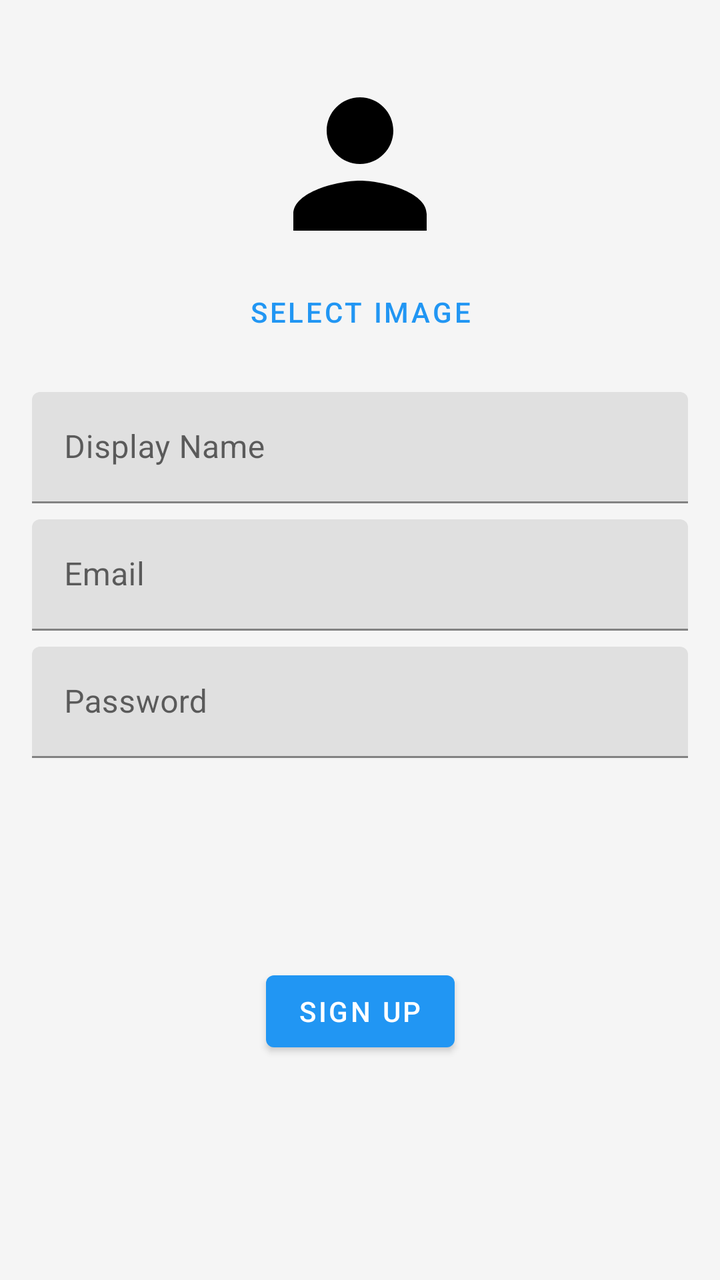
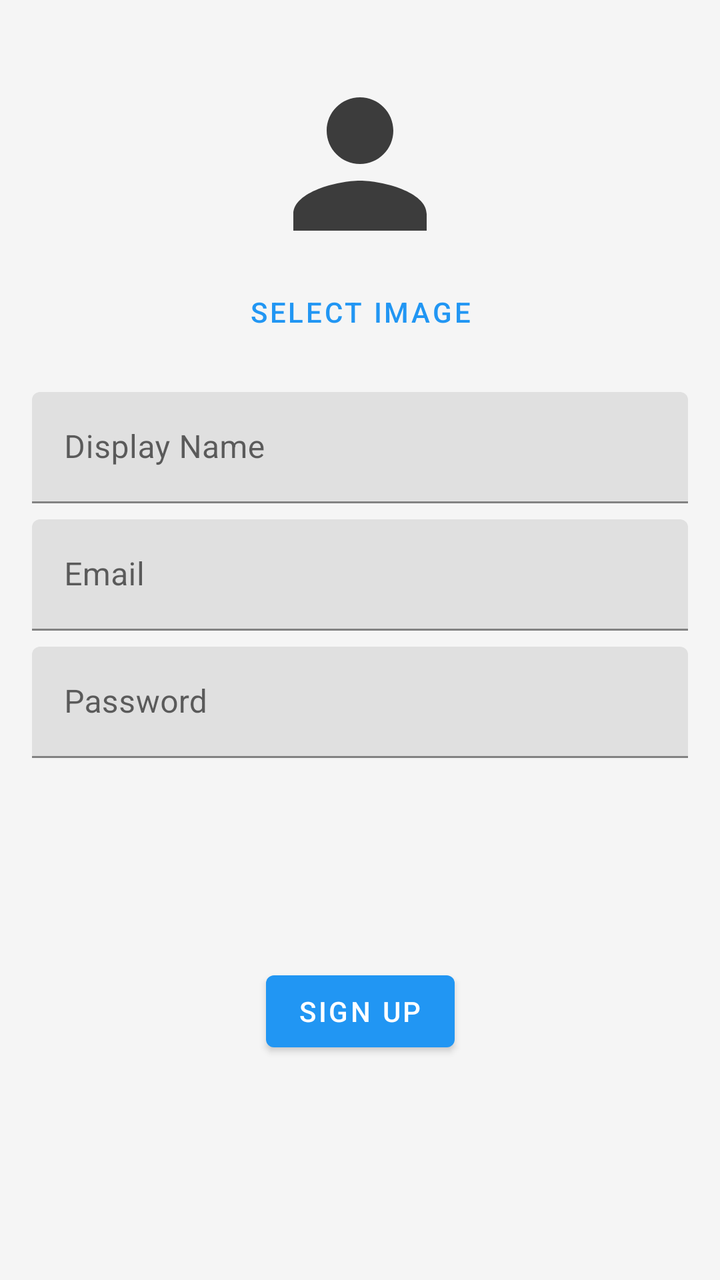

Compare the two renders of this Android layout. The source of the first and the diff that turns it into the second are given below.
<!-- AndroidManifest.xml: application theme Theme.Boggle -->
<!-- res/layout/fragment_sign_up.xml -->
<?xml version="1.0" encoding="utf-8"?>
<androidx.constraintlayout.widget.ConstraintLayout xmlns:android="http://schemas.android.com/apk/res/android"
    xmlns:app="http://schemas.android.com/apk/res-auto"
    xmlns:tools="http://schemas.android.com/tools"
    android:layout_width="match_parent"
    android:layout_height="wrap_content"
    android:padding="16dp"
    tools:context=".ui.mainmenu.SignUpFragment">

    <ImageView
        android:id="@+id/IVProfileImage"
        android:layout_width="100dp"
        android:layout_height="100dp"
        android:layout_marginTop="16dp"
        android:src="@drawable/ic_person"
        android:contentDescription="Profile Image"
        app:layout_constraintEnd_toEndOf="parent"
        app:layout_constraintStart_toStartOf="parent"
        app:layout_constraintTop_toTopOf="parent" />

    <Button
        android:id="@+id/btnSelectImage"
        style="@style/Widget.MaterialComponents.Button.TextButton"
        android:layout_width="wrap_content"
        android:layout_height="wrap_content"
        android:text="Select Image"
        app:layout_constraintEnd_toEndOf="@+id/IVProfileImage"
        app:layout_constraintStart_toStartOf="@+id/IVProfileImage"
        app:layout_constraintTop_toBottomOf="@+id/IVProfileImage" />

    <com.google.android.material.textfield.TextInputLayout
        android:id="@+id/TILDisplayName"
        android:layout_width="0dp"
        android:layout_height="wrap_content"
        android:layout_marginTop="16dp"
        app:layout_constraintEnd_toEndOf="parent"
        app:layout_constraintStart_toStartOf="parent"
        app:layout_constraintTop_toBottomOf="@+id/btnSelectImage">

        <com.google.android.material.textfield.TextInputEditText
            android:id="@+id/ETDisplayName"
            android:layout_width="match_parent"
            android:layout_height="wrap_content"
            android:hint="@string/prompt_display_name"
            android:inputType="textPersonName" />
    </com.google.android.material.textfield.TextInputLayout>

    <com.google.android.material.textfield.TextInputLayout
        android:id="@+id/TILEmail"
        android:layout_width="0dp"
        android:layout_height="wrap_content"
        android:layout_marginTop="8dp"
        app:layout_constraintEnd_toEndOf="parent"
        app:layout_constraintStart_toStartOf="parent"
        app:layout_constraintTop_toBottomOf="@+id/TILDisplayName">

        <com.google.android.material.textfield.TextInputEditText
            android:id="@+id/ETEmail"
            android:layout_width="match_parent"
            android:layout_height="wrap_content"
            android:hint="@string/prompt_email"
            android:inputType="textEmailAddress" />
    </com.google.android.material.textfield.TextInputLayout>

    <com.google.android.material.textfield.TextInputLayout
        android:id="@+id/TILPassword"
        android:layout_width="0dp"
        android:layout_height="wrap_content"
        android:layout_marginTop="8dp"
        app:layout_constraintEnd_toEndOf="parent"
        app:layout_constraintStart_toStartOf="parent"
        app:layout_constraintTop_toBottomOf="@+id/TILEmail">

        <com.google.android.material.textfield.TextInputEditText
            android:id="@+id/ETPassword"
            android:layout_width="match_parent"
            android:layout_height="wrap_content"
            android:hint="@string/prompt_password"
            android:inputType="textPassword" />
    </com.google.android.material.textfield.TextInputLayout>

    <Button
        android:id="@+id/signup_button"
        android:layout_width="wrap_content"
        android:layout_height="wrap_content"
        android:layout_marginTop="24dp"
        android:layout_marginBottom="16dp"
        android:text="@string/sign_up"
        app:layout_constraintBottom_toBottomOf="parent"
        app:layout_constraintEnd_toEndOf="parent"
        app:layout_constraintStart_toStartOf="parent"
        app:layout_constraintTop_toBottomOf="@+id/TILPassword" />

</androidx.constraintlayout.widget.ConstraintLayout>
<!-- resources referenced by this layout -->
<resources>
  <!-- drawable ic_person (drawable) -->
  <vector xmlns:android="http://schemas.android.com/apk/res/android" android:height="24dp" android:tint="#000000" android:viewportHeight="24" android:viewportWidth="24" android:width="24dp">
        
      <path android:fillColor="@android:color/white"
          android:pathData="M12,12c2.21,0 4,-1.79 4,-4s-1.79,-4 -4,-4 -4,1.79 -4,4 1.79,4 4,4zM12,14c-2.67,0 -8,1.34 -8,4v2h16v-2c0,-2.66 -5.33,-4 -8,-4z"/>
      
  </vector>
  <string name="prompt_display_name">Display Name</string>
  <string name="prompt_email">Email</string>
  <string name="prompt_password">Password</string>
  <string name="sign_up">Sign Up</string>
  <style name="Theme.Boggle" parent="Theme.MaterialComponents.DayNight.NoActionBar">
          
          <item name="colorPrimary">@color/primary</item>
          <item name="colorPrimaryVariant">@color/primary_variant</item>
          <item name="colorOnPrimary">@color/on_primary</item>
          
          <item name="colorSecondary">@color/secondary</item>
          <item name="colorSecondaryVariant">@color/secondary_variant</item>
          <item name="colorOnSecondary">@color/on_secondary</item>
          
          <item name="android:statusBarColor">?attr/colorPrimaryVariant</item>
  
          
          <item name="android:colorBackground">@color/background</item>
          <item name="colorSurface">#FFFFFF</item>
  
          <item name="colorUnselected">@color/background</item>
          <item name="colorSelected">@color/selected</item>
          <item name="colorLastSelected">@color/last_selected</item>
  
          
      </style>
  <color name="primary">#2196F3</color>
  <color name="primary_variant">#1976D2</color>
  <color name="on_primary">#FFFFFF</color>
  <color name="secondary">#FFE082</color>
  <color name="secondary_variant">#FFD54F</color>
  <color name="on_secondary">#000000</color>
  <color name="background">#F5F5F5</color>
  <color name="selected">#FFE082</color>
  <color name="last_selected">#FFBA39</color>
</resources>

<!-- the commit's change to res/layout/fragment_sign_up.xml (unified diff, before → after) -->
@@ -16,7 +16,8 @@
         android:contentDescription="Profile Image"
         app:layout_constraintEnd_toEndOf="parent"
         app:layout_constraintStart_toStartOf="parent"
-        app:layout_constraintTop_toTopOf="parent" />
+        app:layout_constraintTop_toTopOf="parent"
+        app:tint="?android:attr/textColorPrimary"/>
 
     <Button
         android:id="@+id/btnSelectImage"
<!-- resource entries referenced after the edit -->
@@ -3,7 +3,7 @@
   <!-- drawable ic_person (drawable) -->
   <vector xmlns:android="http://schemas.android.com/apk/res/android" android:height="24dp" android:tint="#000000" android:viewportHeight="24" android:viewportWidth="24" android:width="24dp">
         
-      <path android:fillColor="@android:color/white"
+      <path android:fillColor="?android:attr/textColorPrimary"
           android:pathData="M12,12c2.21,0 4,-1.79 4,-4s-1.79,-4 -4,-4 -4,1.79 -4,4 1.79,4 4,4zM12,14c-2.67,0 -8,1.34 -8,4v2h16v-2c0,-2.66 -5.33,-4 -8,-4z"/>
       
   </vector>
